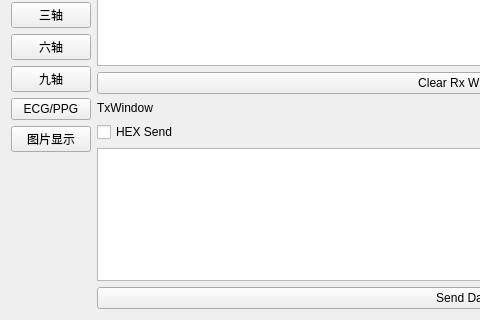
TommyLITommy/ly_qt_serial_port, file mainwindow.ui: the form before one commit; both pictures show x 0 to 480 and y 325 to 645 of the 843 by 645 pixel window.
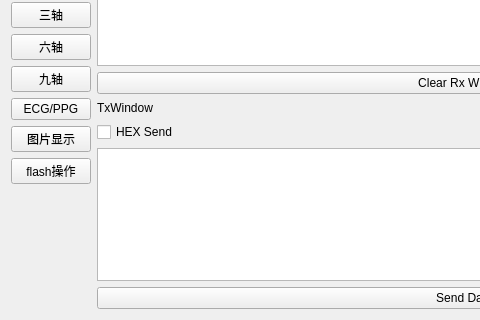
The form after the commit. Icons and pictures are not drawn.

Commit message: Add flash operation

Diff of the .ui file:
```diff
--- a/mainwindow.ui
+++ b/mainwindow.ui
@@ -257,6 +257,13 @@
           </property>
          </widget>
         </item>
+        <item>
+         <widget class="QPushButton" name="pushButton_7">
+          <property name="text">
+           <string>flash操作</string>
+          </property>
+         </widget>
+        </item>
         <item>
          <spacer name="verticalSpacer">
           <property name="orientation">
```
The commit also changes 25 other files.
